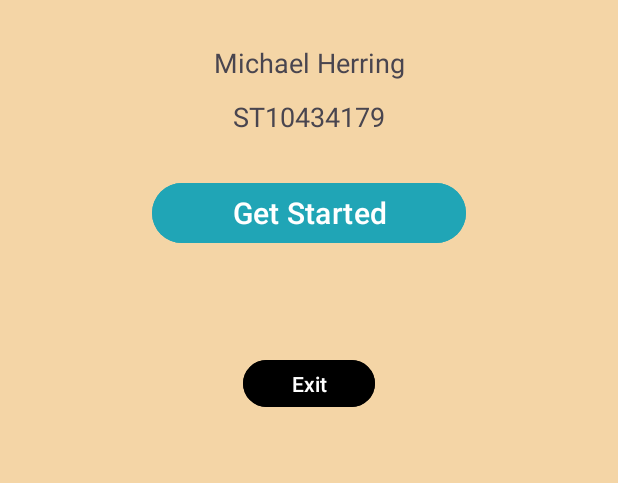
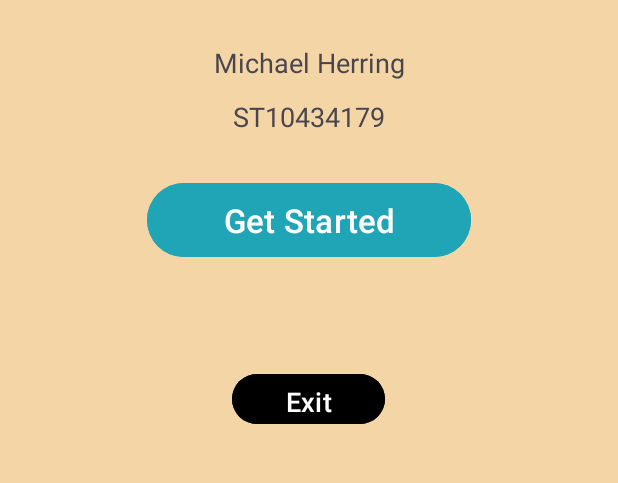
Before and after one commit to ST10434179-MichaelHerring/ST10434179_IMAD5112_Practicum, an Android app: the screen it shows after launch (SplashScreen), on a phone screen of 412 x 824 dp, the part 596-1079 px from its top. Run offline under Robolectric (Android 15) with nearby library versions, the light colour scheme and no system bars.

Commit message:
did some more resizing

```diff
--- a/app/src/main/res/layout/detail_screen.xml
+++ b/app/src/main/res/layout/detail_screen.xml
@@ -39,5 +39,5 @@
         android:layout_gravity="center_horizontal"
         android:backgroundTint="#000000"
         android:text="Back"
-        android:textSize="18sp" />
+        android:textSize="20sp" />
 </LinearLayout>
--- a/app/src/main/res/layout/splash_screen.xml
+++ b/app/src/main/res/layout/splash_screen.xml
@@ -58,12 +58,12 @@
 
     <Button
         android:id="@+id/btnGetStarted"
-        android:layout_width="209dp"
-        android:layout_height="wrap_content"
+        android:layout_width="216dp"
+        android:layout_height="57dp"
         android:layout_gravity="center_horizontal"
         android:backgroundTint="#20A5B6"
         android:text="Get Started"
-        android:textSize="20sp" />
+        android:textSize="22sp" />
 
     <Space
         android:layout_width="match_parent"
@@ -71,9 +71,10 @@
 
     <Button
         android:id="@+id/btnExit"
-        android:layout_width="wrap_content"
-        android:layout_height="39dp"
+        android:layout_width="102dp"
+        android:layout_height="41dp"
         android:layout_gravity="center_horizontal"
         android:backgroundTint="#000000"
-        android:text="Exit" />
+        android:text="Exit"
+        android:textSize="18sp" />
 </LinearLayout>
```
Also changed, not shown: app/src/main/res/layout/main_screen.xml (+8 -6 lines).
